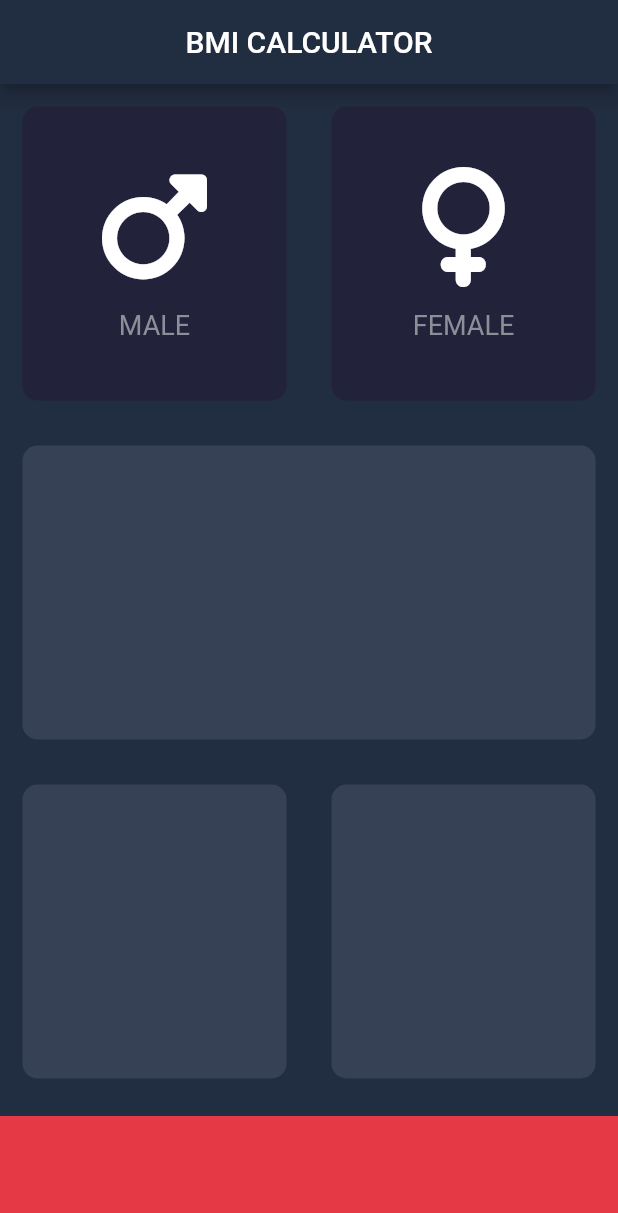
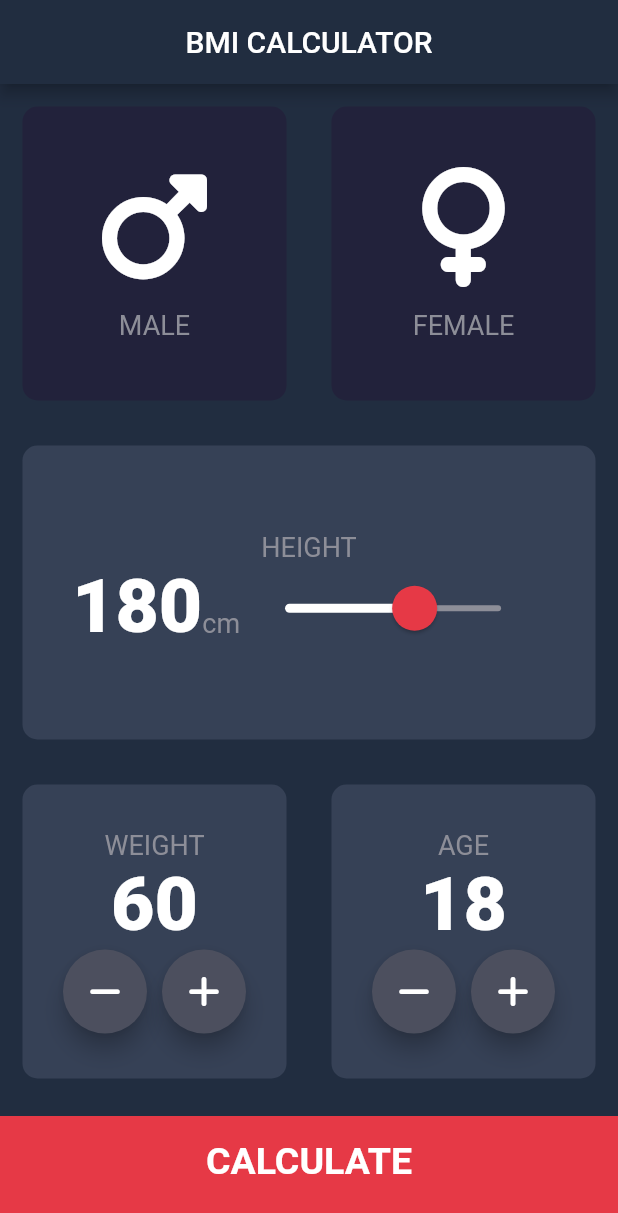
Before and after one commit to Suly0k/BMI_calculator, a Flutter app: the screen it shows after launch, on a phone screen of 412 x 824 dp. Shown: the top 1213 px of the screen. Run offline on Flutter 3.47's test engine with Material 2 defaults, Android fonts, the phone set to English and light mode, and no system bars; our stand-ins replace font_awesome_flutter.

Commit message:
finished project

```diff
--- /dev/null
+++ b/lib/calculator_brain.dart
@@ -0,0 +1,37 @@
+import 'dart:math';
+
+class ClaculatorBrain {
+  ClaculatorBrain({this.weight, this.height});
+
+  final int? height;
+  final int? weight;
+
+  double _bmi = 0; //láthatóság miatt _valami privátra tétel
+
+  String calculateBMI() {
+    _bmi = weight! /
+        pow((height! / 100), 2); //weight! ... height! -> ! nem nulla-t jelenti
+    return _bmi
+        .toStringAsFixed(1); // ahány tizedesjegyre szeretnéd annyit jelenít meg
+  }
+
+  String getResult() {
+    if (_bmi >= 25.0) {
+      return 'Overweight';
+    } else if (_bmi > 18.5) {
+      return 'Normal';
+    } else {
+      return 'Underweight';
+    }
+  }
+
+  String getInterpretation() {
+    if (_bmi >= 25.0) {
+      return 'You have a higher than a normal body weight. You should do a cardio session';
+    } else if (_bmi > 18.5) {
+      return 'You have normal body weight. Good Job!';
+    } else {
+      return 'You have a lower than normal body weight. You can eat a bit more.';
+    }
+  }
+}
--- /dev/null
+++ b/lib/components/Button_Buttom.dart
@@ -0,0 +1,35 @@
+import 'package:flutter/material.dart';
+import '../constants.dart';
+
+class BottomButton extends StatelessWidget {
+  const BottomButton({Key? key, required this.buttonTitle, required this.onTap})
+      : super(key: key);
+
+  final Function()? onTap;
+  final String buttonTitle;
+
+  @override
+  Widget build(BuildContext context) {
+    return GestureDetector(
+      onTap: onTap,
+      /*
+        //sima egyszerű, nem név szerinti routolás
+        Navigator.push(
+            context, MaterialPageRoute(builder: (context) => ResultsPage()));
+      */
+      child: Container(
+        child: Center(
+          child: Text(
+            buttonTitle,
+            style: kLargeButton,
+          ),
+        ),
+        color: kBottomContainerColour,
+        margin: const EdgeInsets.only(top: 10.0),
+        width: double.infinity,
+        padding: const EdgeInsets.only(bottom: 20.0),
+        height: kBottomContainerHeight,
+      ),
+    );
+  }
+}
--- a/lib/ReusableCard.dart
+++ b/lib/components/ReusableCard.dart
@@ -6,18 +6,22 @@ class ReusableCard extends StatelessWidget {
   /*Constructor*/
   final Color diffColor;
   final Widget? cardChild; //? -> nem required
-  ReusableCard({required this.diffColor, this.cardChild});
+  final Function()? onPress; //()? -> kell
+  ReusableCard({required this.diffColor, this.cardChild, this.onPress});
 
   //tobbszor hasznalatos kod roviditesere
   @override
   Widget build(BuildContext context) {
-    return Container(
-      margin: const EdgeInsets.all(15.0),
-      decoration: BoxDecoration(
-        color: diffColor,
-        borderRadius: BorderRadius.circular(10.0),
+    return GestureDetector(
+      onTap: onPress,
+      child: Container(
+        margin: const EdgeInsets.all(15.0),
+        decoration: BoxDecoration(
+          color: diffColor,
+          borderRadius: BorderRadius.circular(10.0),
+        ),
+        child: cardChild,
       ),
-      child: cardChild,
     );
   }
 }
--- a/lib/BuildColumns.dart
+++ b/lib/components/icon_content.dart
@@ -1,9 +1,5 @@
 import 'package:flutter/material.dart';
-
-const diffTextStyle = TextStyle(
-  fontSize: 18.0,
-  color: Color(0xff8d8e98),
-);
+import '../constants.dart';
 
 class BuildColumn extends StatelessWidget {
   final IconData? diffIcon;
@@ -23,7 +19,7 @@ class BuildColumn extends StatelessWidget {
         const SizedBox(
           height: 15.0,
         ),
-        Text(diffText, style: diffTextStyle),
+        Text(diffText, style: kLabelTextStyle),
       ],
     );
   }
--- /dev/null
+++ b/lib/components/round_icon_button.dart
@@ -0,0 +1,27 @@
+import 'package:flutter/material.dart';
+
+//saját "elevated button" építés, legokból
+//ennek az az előnye, hogy kedvem szerin változtathatok bármit
+
+class RoundIconButton extends StatelessWidget {
+  RoundIconButton({this.icon, this.onPressed}); // inicializálás
+
+  final IconData? icon; //
+  final Function()?
+      onPressed; // ()? kell, mert másképp nem fogja bevenni a fuggvényt
+
+  @override
+  Widget build(BuildContext context) {
+    return RawMaterialButton(
+      child: Icon(icon), // csak az icon data(+ -) egy változó.
+      onPressed: onPressed,
+      elevation: 6.0, //-> shadow
+      constraints: const BoxConstraints.tightFor(
+        width: 56.0,
+        height: 56.0,
+      ),
+      shape: const CircleBorder(),
+      fillColor: const Color(0xff4c4f5e),
+    );
+  }
+}
--- /dev/null
+++ b/lib/constants.dart
@@ -0,0 +1,42 @@
+import 'package:flutter/material.dart';
+
+const kNumberStyle = TextStyle(
+  fontSize: 50.0,
+  fontWeight: FontWeight.w900,
+);
+
+const kLabelTextStyle = TextStyle(
+  fontSize: 18.0,
+  color: Color(0xff8d8e98),
+);
+
+const kLargeButton = TextStyle(
+  fontSize: 25.0,
+  fontWeight: FontWeight.bold,
+);
+
+const kTitleTextStyle = TextStyle(
+  fontSize: 50.0,
+  fontWeight: FontWeight.bold,
+);
+
+const kResultTextStyle = TextStyle(
+  color: Color(0xff24d876),
+  fontSize: 22.0,
+  fontWeight: FontWeight.bold,
+);
+
+const kBMITextStyle = TextStyle(
+  fontSize: 100.0,
+  fontWeight: FontWeight.bold,
+);
+
+const kSuggestTextStyle = TextStyle(
+  fontSize: 22.0,
+);
+
+//refactor -> rename, k = constans (mindenhol ahol hasznalt megvaltozik)
+const kBottomContainerHeight = 80.0;
+const kActiveColor = Color(0XFF364156);
+const kInactiveCardColor = Color(0xff22223b);
+const kBottomContainerColour = Color(0xffe63946);
--- a/lib/input_page.dart
+++ /dev/null
@@ -1,113 +0,0 @@
-import 'package:flutter/material.dart';
-import 'package:font_awesome_flutter/font_awesome_flutter.dart';
-import 'package:bmi_calculator/BuildColumns.dart';
-import 'ReusableCard.dart';
-
-const bottomContainerHeight = 80.0;
-const activeColor = Color(0XFF364156);
-const inactiveCardColor = Color(0xff22223b);
-const bottomContainerColour = Color(0xffe63946);
-
-enum Genders {
-  male,
-  female,
-}
-
-class InputPage extends StatefulWidget {
-  const InputPage({Key? key}) : super(key: key);
-
-  @override
-  // ignore: library_private_types_in_public_api
-  _InputPageState createState() => _InputPageState();
-}
-
-class _InputPageState extends State<InputPage> {
-  //?-el miatt nem kell inicializálni
-  Genders? selectedGender;
-
-  @override
-  Widget build(BuildContext context) {
-    return Scaffold(
-      appBar: AppBar(
-        title: const Center(
-          child: Text('BMI CALCULATOR'),
-        ),
-      ),
-      body: Column(
-        children: [
-          Expanded(
-            child: Row(
-              children: [
-                Expanded(
-                  child: GestureDetector(
-                    onTap: () {
-                      setState(() {
-                        selectedGender = Genders.male;
-                      });
-                    },
-                    child: ReusableCard(
-                      diffColor: selectedGender == Genders.male
-                          ? activeColor
-                          : inactiveCardColor,
-                      cardChild: Center(
-                        child: BuildColumn(
-                          diffIcon: FontAwesomeIcons.mars,
-                          diffText: 'MALE',
-                        ),
-                      ),
-                    ),
-                  ),
-                ),
-                Expanded(
-                  child: GestureDetector(
-                    onTap: () {
-                      setState(() {
-                        selectedGender = Genders.female;
-                      });
-                    },
-                    child: ReusableCard(
-                      diffColor: selectedGender == Genders.female
-                          ? activeColor
-                          : inactiveCardColor,
-                      cardChild: BuildColumn(
-                        diffIcon: FontAwesomeIcons.venus,
-                        diffText: 'FEMALE',
-                      ),
-                    ),
-                  ),
-                ),
-              ],
-            ),
-          ),
-          Expanded(
-            child: ReusableCard(
-              diffColor: activeColor,
-            ),
-          ),
-          Expanded(
-            child: Row(
-              children: [
-                Expanded(
-                  child: ReusableCard(
-                    diffColor: activeColor,
-                  ),
-                ),
-                Expanded(
-                  child: ReusableCard(
-                    diffColor: activeColor,
-                  ),
-                ),
-              ],
-            ), // ignore: non_constant_identifier_names
-          ),
-          Container(
-            color: bottomContainerColour,
-            margin: const EdgeInsets.only(top: 10.0),
-            width: double.infinity,
-            height: bottomContainerHeight,
-          ),
-        ],
-      ),
-    );
-  }
-}
--- a/lib/main.dart
+++ b/lib/main.dart
@@ -1,5 +1,5 @@
 import 'package:flutter/material.dart';
-import 'input_page.dart';
+import 'screens/input_page.dart';
 
 void main() => runApp(const BMICalculator());
 
--- /dev/null
+++ b/lib/screens/input_page.dart
@@ -0,0 +1,255 @@
+import 'package:flutter/material.dart';
+import 'package:font_awesome_flutter/font_awesome_flutter.dart';
+import 'package:bmi_calculator/components/icon_content.dart';
+import 'package:bmi_calculator/components/ReusableCard.dart';
+import 'package:bmi_calculator/constants.dart';
+import 'result_page.dart';
+import 'package:bmi_calculator/components/Button_Buttom.dart';
+import 'package:bmi_calculator/components/round_icon_button.dart';
+import 'package:bmi_calculator/calculator_brain.dart';
+
+enum Genders {
+  male,
+  female,
+}
+
+class InputPage extends StatefulWidget {
+  const InputPage({Key? key}) : super(key: key);
+
+  @override
+  // ignore: library_private_types_in_public_api
+  _InputPageState createState() => _InputPageState();
+}
+
+class _InputPageState extends State<InputPage> {
+  //?-el miatt nem kell inicializálni
+  Genders? selectedGender;
+  int height = 180;
+  int weight = 60;
+  int age = 18;
+
+  @override
+  Widget build(BuildContext context) {
+    return Scaffold(
+      appBar: AppBar(
+        title: const Center(
+          child: Text('BMI CALCULATOR'),
+        ),
+      ),
+      body: Column(
+        crossAxisAlignment: CrossAxisAlignment.stretch,
+        children: [
+          Expanded(
+            child: Row(
+              children: [
+                Expanded(
+                  child: ReusableCard(
+                    onPress: () {
+                      setState(() {
+                        selectedGender = Genders.male;
+                      });
+                    },
+                    diffColor: selectedGender == Genders.male
+                        ? kActiveColor
+                        : kInactiveCardColor,
+                    cardChild: Center(
+                      child: BuildColumn(
+                        diffIcon: FontAwesomeIcons.mars,
+                        diffText: 'MALE',
+                      ),
+                    ),
+                  ),
+                ),
+                Expanded(
+                  child: ReusableCard(
+                    onPress: () {
+                      setState(() {
+                        selectedGender = Genders.female;
+                      });
+                    },
+                    diffColor: selectedGender == Genders.female
+                        ? kActiveColor
+                        : kInactiveCardColor,
+                    cardChild: BuildColumn(
+                      diffIcon: FontAwesomeIcons.venus,
+                      diffText: 'FEMALE',
+                    ),
+                  ),
+                ),
+              ],
+            ),
+          ),
+          Expanded(
+            child: ReusableCard(
+              diffColor: kActiveColor,
+              cardChild: Column(
+                mainAxisAlignment: MainAxisAlignment.center,
+                children: [
+                  const Text(
+                    'HEIGHT',
+                    style: kLabelTextStyle,
+                  ),
+                  Row(
+                    mainAxisAlignment: MainAxisAlignment.center,
+                    crossAxisAlignment: CrossAxisAlignment.baseline,
+                    textBaseline: TextBaseline.alphabetic,
+                    children: [
+                      Text(
+                        height.toString(),
+                        style: kNumberStyle,
+                      ),
+                      const Text(
+                        'cm',
+                        style: kLabelTextStyle,
+                      ),
+                      SliderTheme(
+                        data: SliderTheme.of(context).copyWith(
+                            thumbColor: kBottomContainerColour,
+                            activeTrackColor: Colors.white,
+                            inactiveTrackColor: const Color(0xff8d8e98),
+                            overlayColor: const Color(0x25eb1555),
+                            thumbShape: const RoundSliderThumbShape(
+                                enabledThumbRadius: 15.0),
+                            overlayShape: const RoundSliderOverlayShape(
+                                overlayRadius: 30.0)),
+                        child: Slider(
+                          value: height.toDouble(),
+                          min: 120.0,
+                          max: 220.0,
+                          //activeColor: kBottomContainerColour,
+                          //inactiveColor: const Color(0xff8d8e98),
+                          onChanged: (double newValue) {
+                            setState(() {
+                              height = newValue.round(); //kerekítés egészre
+                            });
+                          },
+                        ),
+                      ),
+                    ],
+                  ),
+                ],
+              ),
+            ),
+          ),
+          Expanded(
+            child: Row(
+              children: [
+                Expanded(
+                  child: ReusableCard(
+                    diffColor: kActiveColor,
+                    cardChild: Column(
+                      mainAxisAlignment: MainAxisAlignment.center,
+                      children: [
+                        const Text(
+                          'WEIGHT',
+                          style: kLabelTextStyle,
+                        ),
+                        Text(
+                          weight.toString(),
+                          style:
+                              kNumberStyle, // milyen jó hogy konstansként létrehoztuk és most nem kell pötyögni
+                        ),
+                        Row(
+                          mainAxisAlignment: MainAxisAlignment.center,
+                          children: [
+                            RoundIconButton(
+                              icon: FontAwesomeIcons.minus,
+                              onPressed: () {
+                                setState(() {
+                                  weight--;
+                                });
+                              },
+                            ),
+                            const SizedBox(
+                              width: 10.0,
+                            ),
+                            RoundIconButton(
+                              icon: FontAwesomeIcons.plus,
+                              onPressed: () {
+                                setState(() {
+                                  weight++;
+                                });
+                              },
+                            ),
+                          ],
+                        ),
+                      ],
+                    ),
+                  ),
+                ),
+                Expanded(
+                  child: ReusableCard(
+                    diffColor: kActiveColor,
+                    //ToDo megcsinálni a kort, ugyanúgy mint súlyt
+                    cardChild: Column(
+                      mainAxisAlignment: MainAxisAlignment.center,
+                      children: [
+                        const Text(
+                          'AGE',
+                          style: kLabelTextStyle,
+                        ),
+                        Text(
+                          age.toString(),
+                          style: kNumberStyle,
+                        ),
+                        Row(
+                          mainAxisAlignment: MainAxisAlignment.center,
+                          children: [
+                            RoundIconButton(
+                              icon: FontAwesomeIcons.minus,
+                              onPressed: () {
+                                setState(() {
+                                  age--;
+                                });
+                              },
+                            ),
+                            const SizedBox(
+                              width: 10.0,
+                            ),
+                            RoundIconButton(
+                              icon: FontAwesomeIcons.plus,
+                              onPressed: () {
+                                setState(() {
+                                  age++;
+                                });
+                              },
+                            )
+                          ],
+                        )
+                      ],
+                    ),
+                  ),
+                ),
+              ],
+            ), // ignore: non_constant_identifier_names
+          ),
+          //Átírányítás egy másik oldalra
+          BottomButton(
+            buttonTitle: 'CALCULATE',
+            onTap: () {
+              //ennek eredménye a result pagen akarjuk hogy megjelenjen
+              ClaculatorBrain calc =
+                  ClaculatorBrain(height: height, weight: weight);
+              //a fönnt definialt valtozokkal dolgozok(amit a felhasznalo megad)
+
+              //tovább pusholom a result pagera a dolgokat
+              Navigator.push(
+                context,
+                MaterialPageRoute(
+                  builder: (context) => ResultsPage(
+                    //ezeket a kiszámolt eredményeket fogja tovább dobni a ResultsPage-re
+                    //itt 3 dolog van összekötve. calculator brain, result page, input page
+                    //itt a result pagenak megfeleloen (valtozok) szamoljuk ki a calculator brain segítségével a dolgokat
+                    bmiResults: calc.calculateBMI(),
+                    resultText: calc.getResult(),
+                    interpretation: calc.getInterpretation(),
+                  ),
+                ),
+              );
+            },
+          ),
+        ],
+      ),
+    );
+  }
+}
```
Also changed, not shown: lib/Magyarazatok.dart (added, +38 -0 lines), lib/screens/result_page.dart (added, +71 -0 lines).
